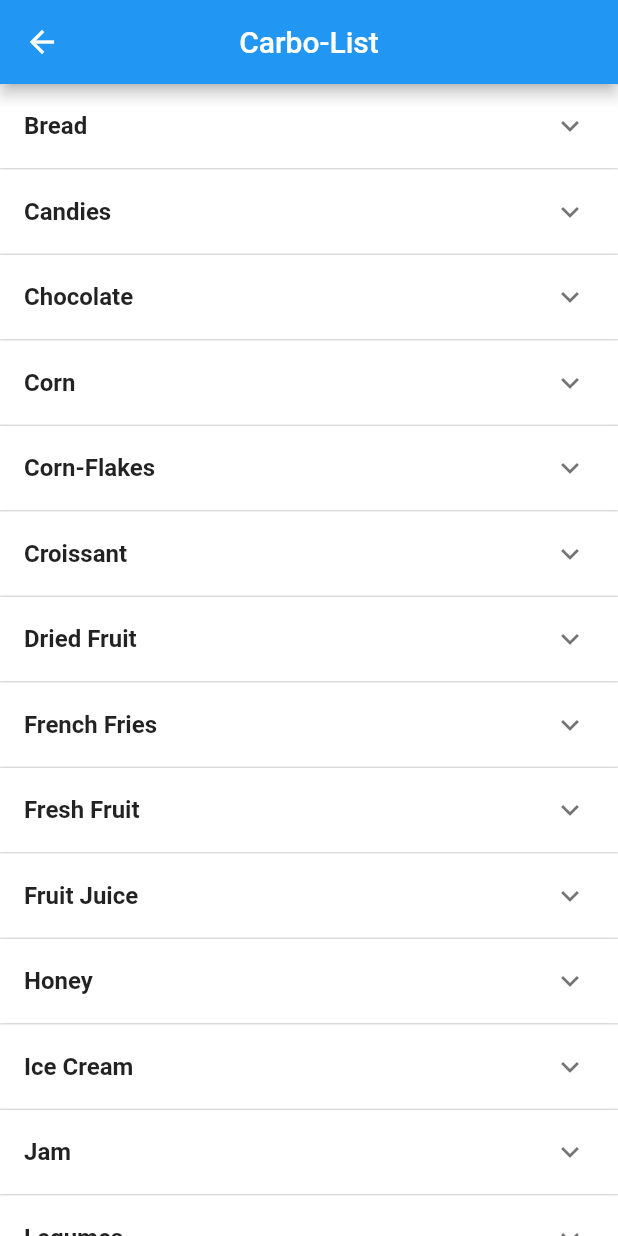
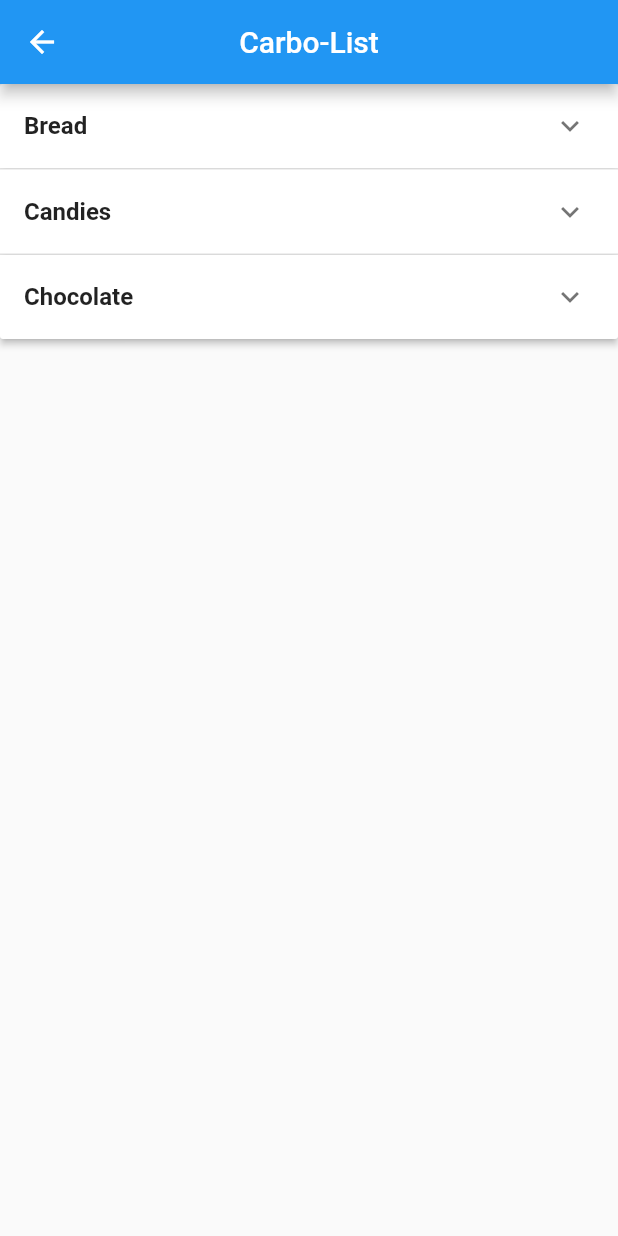
Before and after one commit to DavideBombassei/CarboTracker, a Flutter app: the CarboListUpdate screen opened by its route, on a phone screen of 412 x 824 dp. Run offline on Flutter 3.47's test engine with Material 2 defaults, Android fonts, the phone set to English and light mode, and no system bars; our stand-ins replace animated_text_kit, avatar_glow, datetime_picker_formfield, google_fonts, shared_preferences; missing offline and left inert: dynamic_themes, fitbitter, image_downloader; accounts and stored records are empty.

Commit message:
Sistemato problema carbolist

```diff
--- a/app19/lib/screens/carbolistUpdate.dart
+++ b/app19/lib/screens/carbolistUpdate.dart
@@ -18,6 +18,7 @@ class Item {
   final Widget? body;
   bool isExpanded;
   double carbperc;
+  int index;
 
   Item({
     //required this.expandedValue,
@@ -25,15 +26,16 @@ class Item {
     this.body,
     this.isExpanded = false,
     required this.carbperc,
+    required this.index,
   });
 }
 
 class _CarboListUpdateState extends State<CarboListUpdate> {
   List<Item> items = <Item>[
-    Item(header: 'Bread', carbperc: 0.6),
-    Item(header: 'Candies', carbperc: 0.9),
-    Item(header: 'Chocolate', carbperc: 0.5),
-    Item(header: 'Corn', carbperc: 0.75),
+    Item(header: 'Bread', carbperc: 0.6, index: 1),
+    Item(header: 'Candies', carbperc: 0.9, index: 2),
+    Item(header: 'Chocolate', carbperc: 0.5, index: 3),
+    /* Item(header: 'Corn', carbperc: 0.75),
     Item(header: 'Corn-Flakes', carbperc: 0.9),
     Item(header: 'Croissant', carbperc: 0.55),
     Item(header: 'Dried Fruit', carbperc: 0.7),
@@ -50,7 +52,7 @@ class _CarboListUpdateState extends State<CarboListUpdate> {
     Item(header: 'Pizza', carbperc: 0.6),
     Item(header: 'Rice', carbperc: 0.8),
     Item(header: 'Sugar', carbperc: 1),
-    Item(header: 'Vegetables', carbperc: 0.07),
+    Item(header: 'Vegetables', carbperc: 0.07),*/
   ];
 
   void _addCarbo10() {
@@ -100,7 +102,7 @@ class _CarboListUpdateState extends State<CarboListUpdate> {
                           style: TextStyle(fontWeight: FontWeight.bold),
                         ),
                       ),
-                  body: _CarbCalculator(item.carbperc)))
+                  body: _CarbCalculator(item.carbperc, item.index)))
               .toList(),
           expansionCallback: (panelIndex, isExpanded) {
             setState(() {
@@ -112,7 +114,7 @@ class _CarboListUpdateState extends State<CarboListUpdate> {
     );
   }
 
-  Widget _CarbCalculator(carbperc) {
+  Widget _CarbCalculator(carbperc, i) {
     return Column(
       children: [
         Row(
@@ -183,6 +185,7 @@ class _CarboListUpdateState extends State<CarboListUpdate> {
               height: 40,
               width: 50,
               child: FloatingActionButton(
+                heroTag: "btn$i",
                 onPressed: () {
                   setState(() {
                     Provider.of<carbohydrates>(context, listen: false)
```
